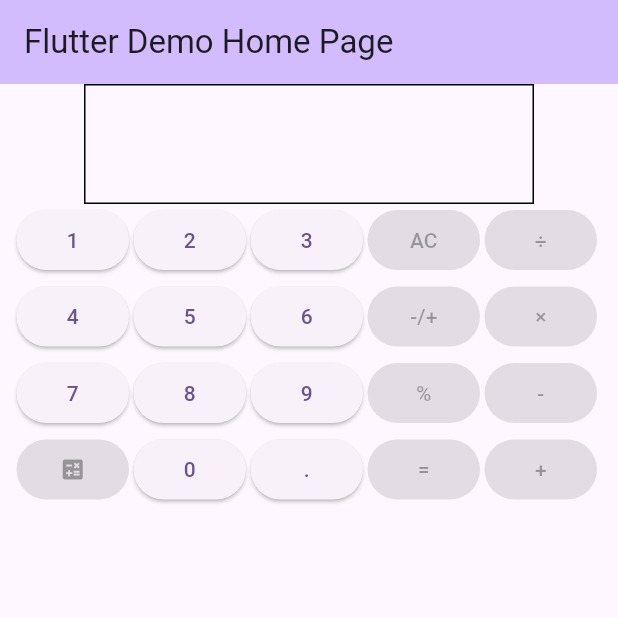
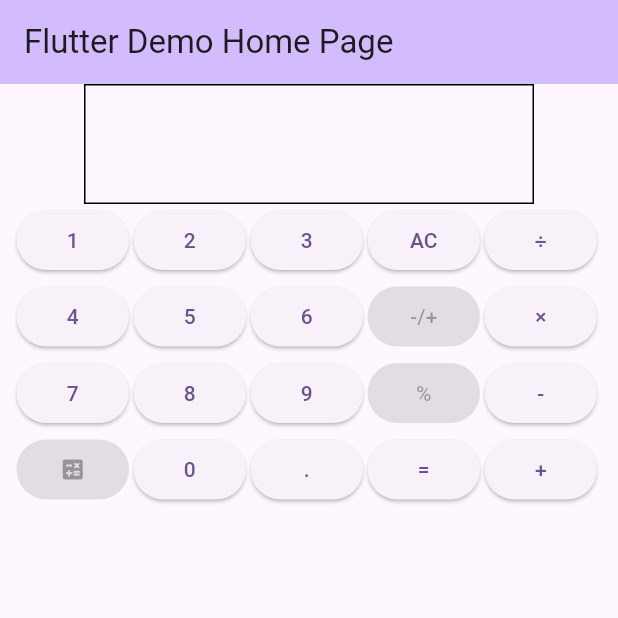
Before and after one commit to bwatts1/calculator, a Flutter app: the screen it shows after launch, on a phone screen of 412 x 824 dp, the top half of it. Run offline on Flutter 3.47's test engine with Material 3 defaults, Android fonts, the phone set to English and light mode, and no system bars.

Commit message:
added additional functions

```diff
--- a/lib/main.dart
+++ b/lib/main.dart
@@ -55,10 +55,29 @@ class MyHomePage extends StatefulWidget {
 
 class _MyHomePageState extends State<MyHomePage> {
   String displayText = '';
+  double result = 0;
 
   void numberPressed(String number) {
     setState(() {
       displayText += number;
+    });
+  }
+  void clear() {
+    setState(() {
+      displayText = '';
+    });
+  }
+  void solve() {
+    String finalQuestion = displayText;
+    finalQuestion = finalQuestion.replaceAll('x', '*');
+    finalQuestion = finalQuestion.replaceAll('÷', '/');
+    finalQuestion = finalQuestion.replaceAll('%', '/100');
+    finalQuestion = finalQuestion.replaceAll('-/+', '-1*');
+    finalQuestion = finalQuestion.replaceAll('+-', '-');
+    finalQuestion = finalQuestion.replaceAll('--', '+');
+    finalQuestion = finalQuestion.replaceAll('++', '+');
+    setState(() {
+      displayText = '$result';
     });
   }
 
@@ -92,9 +111,9 @@ class _MyHomePageState extends State<MyHomePage> {
                 SizedBox(width: 3),
                 ElevatedButton(onPressed: () => numberPressed('3'), style: ElevatedButton.styleFrom(fixedSize: const Size(75,40)), child: Text('3')),
                 SizedBox(width: 3),
-                ElevatedButton(onPressed: null, style: ElevatedButton.styleFrom(fixedSize: const Size(75,40)), child: Text('AC')),
+                ElevatedButton(onPressed: () => clear(), style: ElevatedButton.styleFrom(fixedSize: const Size(75,40)), child: Text('AC')),
                 SizedBox(width: 3),
-                ElevatedButton(onPressed: null, style: ElevatedButton.styleFrom(fixedSize: const Size(75,40)), child: Text('÷')),
+                ElevatedButton(onPressed: () => numberPressed('÷'), style: ElevatedButton.styleFrom(fixedSize: const Size(75,40)), child: Text('÷')),
                 SizedBox(width: 3),
               ],
             ),
@@ -110,7 +129,7 @@ class _MyHomePageState extends State<MyHomePage> {
                 SizedBox(width: 3),
                 ElevatedButton(onPressed: null, style: ElevatedButton.styleFrom(fixedSize: const Size(75,40)), child: Text('-/+')),
                 SizedBox(width: 3),
-                ElevatedButton(onPressed: null, style: ElevatedButton.styleFrom(fixedSize: const Size(75,40)), child: Text('×')),
+                ElevatedButton(onPressed: () => numberPressed('x'), style: ElevatedButton.styleFrom(fixedSize: const Size(75,40)), child: Text('×')),
                 SizedBox(width: 3),
               ],
             ),
@@ -126,7 +145,7 @@ class _MyHomePageState extends State<MyHomePage> {
                 SizedBox(width: 3),
                 ElevatedButton(onPressed: null, style: ElevatedButton.styleFrom(fixedSize: const Size(75,40)), child: Text('%')),
                 SizedBox(width: 3),
-                ElevatedButton(onPressed: null, style: ElevatedButton.styleFrom(fixedSize: const Size(75,40)), child: Text('-')),
+                ElevatedButton(onPressed: () => numberPressed('-'), style: ElevatedButton.styleFrom(fixedSize: const Size(75,40)), child: Text('-')),
                 SizedBox(width: 3),
               ],
             ),
@@ -140,9 +159,9 @@ class _MyHomePageState extends State<MyHomePage> {
                 SizedBox(width: 3),
                 ElevatedButton(onPressed: () => numberPressed('.'), style: ElevatedButton.styleFrom(fixedSize: const Size(75,40)), child: Text('.')),
                 SizedBox(width: 3),
-                ElevatedButton(onPressed: null, style: ElevatedButton.styleFrom(fixedSize: const Size(75,40)), child: Text('=')),
+                ElevatedButton(onPressed: () => solve(), style: ElevatedButton.styleFrom(fixedSize: const Size(75,40)), child: Text('=')),
                 SizedBox(width: 3),
-                ElevatedButton(onPressed: null, style: ElevatedButton.styleFrom(fixedSize: const Size(75,40)), child: Text('+')),
+                ElevatedButton(onPressed: () => numberPressed('+'), style: ElevatedButton.styleFrom(fixedSize: const Size(75,40)), child: Text('+')),
                 SizedBox(width: 3),
               ],
             ),
```
